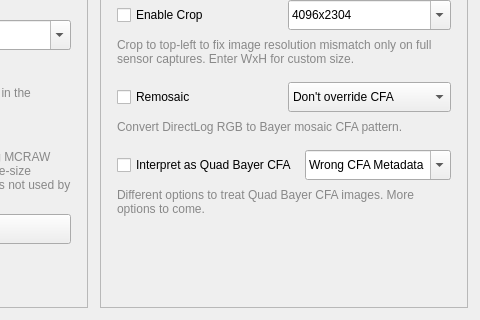
Old version of the form ui/mainwindow.ui in the repository LeonardSander/motioncam-fs; both pictures show x 1040 to 1520 and y 420 to 740 of the 1520 by 740 pixel window.
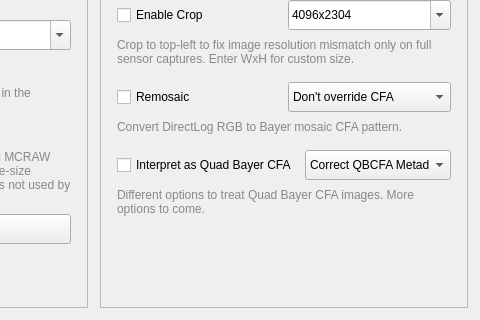
New version of the form.

```diff
--- a/ui/mainwindow.ui
+++ b/ui/mainwindow.ui
@@ -1046,9 +1046,6 @@
                <height>30</height>
               </size>
              </property>
-             <property name="editable">
-                <bool>true</bool>
-              </property>
              <!-- <item>
               <property name="text">
                <string>Remosaic</string>
@@ -1059,14 +1056,14 @@
                <string>Demosaic only</string>
               </property>
              </item> -->
-             <item>
-              <property name="text">
-               <string>Wrong CFA Metadata</string>
-              </property>
-             </item>
              <item>
               <property name="text">
                <string>Correct QBCFA Metadata</string>
+              </property>
+             </item>
+             <item>
+              <property name="text">
+               <string>Wrong CFA Metadata</string>
               </property>
              </item>             
              <!-- <item>
```
